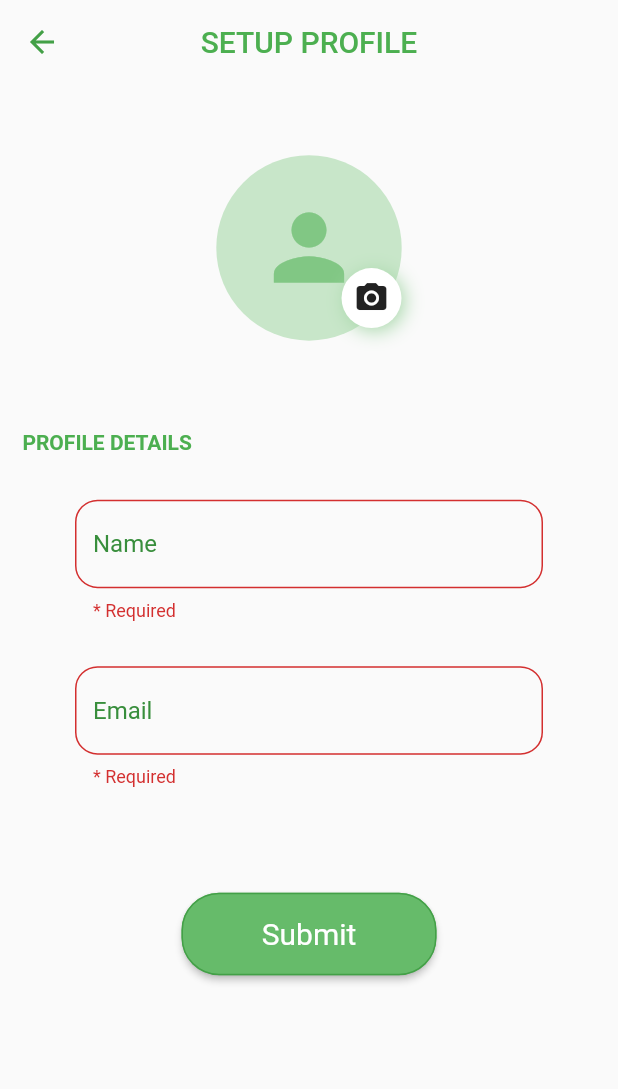
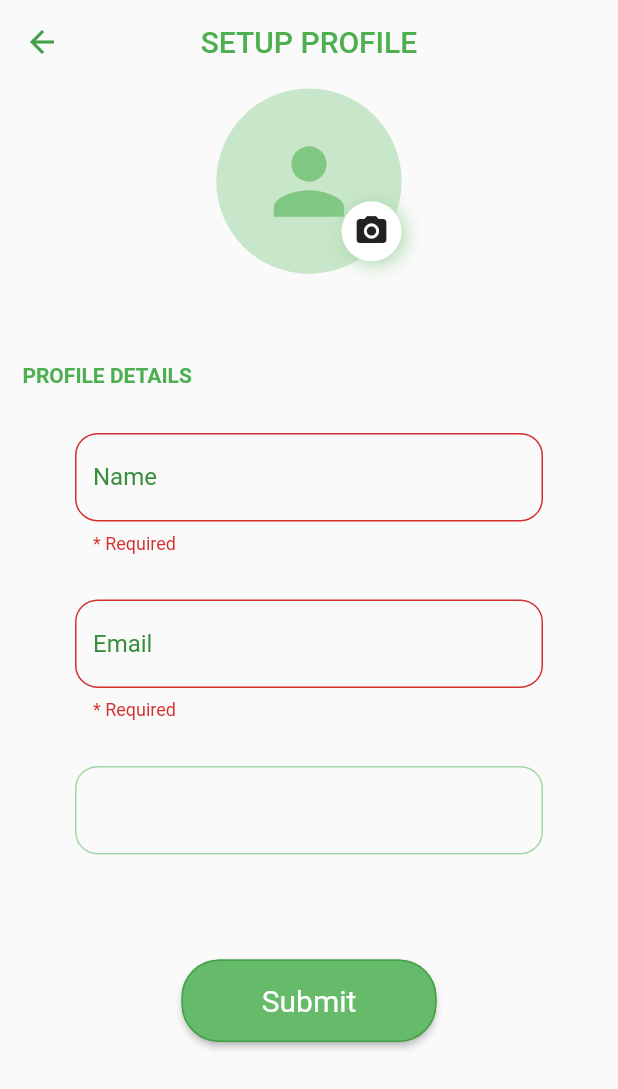
Before and after one commit to Ldev007/cookbook-for-acropolis, a Flutter app: the EditProfilePage screen opened directly, after a tap on "Submit", on a phone screen of 412 x 824 dp. Shown: the top 1089 px of the screen. Run offline on Flutter 3.47's test engine with Material 2 defaults, Android fonts, the light colour scheme and no system bars; our stand-ins replace auto_size_text, cloud_firestore, firebase_auth, firebase_core, google_sign_in, image_picker and 3 more; accounts and stored records are empty; network calls fail; statements that could not run were skipped.

Commit message:
fixed some issues with profile setup after auth

```diff
--- a/lib/constants.dart
+++ b/lib/constants.dart
@@ -2,4 +2,6 @@ class Constants {
   static const String setupTitleForProfilePage = 'SETUP PROFILE';
   static const String editTitleForProfilePage = 'EDIT PROFILE';
   static const String textFieldErrorText = '* Required';
+  static const String emailErrorText = '* Invalid email';
+  static const String mobNoErrorText = 'Either email or phone number is needed to regiter';
 }
--- a/lib/main.dart
+++ b/lib/main.dart
@@ -29,6 +29,10 @@ class MyApp extends StatelessWidget {
           ),
           focusedErrorBorder: OutlineInputBorder(
             borderSide: BorderSide(color: Colors.red[700]),
+            borderRadius: BorderRadius.circular(15),
+          ),
+          disabledBorder: OutlineInputBorder(
+            borderSide: BorderSide(color: Colors.green[200]),
             borderRadius: BorderRadius.circular(15),
           ),
           hintStyle: TextStyle(
--- a/lib/pages/edit_profile.dart
+++ b/lib/pages/edit_profile.dart
@@ -12,10 +12,11 @@ import 'package:nb_utils/nb_utils.dart';
 import '../constants.dart';
 
 class EditProfilePage extends StatefulWidget {
-  const EditProfilePage(this.title, {Key key, this.newUser}) : super(key: key);
+  const EditProfilePage(this.title, {Key key, this.newUser, this.mobNo}) : super(key: key);
 
   final String title;
   final bool newUser;
+  final String mobNo;
 
   @override
   _EditProfilePageState createState() => _EditProfilePageState();
@@ -25,7 +26,7 @@ class _EditProfilePageState extends State<EditProfilePage> {
   SharedPreferences _prefs;
 
   TextEditingController _nameCont = TextEditingController();
-
+  TextEditingController _mobNoCont = TextEditingController();
   TextEditingController _emailCont = TextEditingController();
 
   String name;
@@ -33,10 +34,12 @@ class _EditProfilePageState extends State<EditProfilePage> {
   String pfpUrl;
 
   String nameError;
+  String mobNoError;
   String emailError;
 
   @override
   void initState() {
+    _mobNoCont.text = widget.mobNo;
     setData();
 
     super.initState();
@@ -186,10 +189,10 @@ class _EditProfilePageState extends State<EditProfilePage> {
                       controller: _emailCont,
                       onChanged: (val) {
                         setState(() {
-                          if (val.length > 0) {
+                          if ((val.length > 0 && val.validateEmail()) || !_mobNoCont.text.isEmptyOrNull) {
                             emailError = null;
                           } else {
-                            emailError = Constants.textFieldErrorText;
+                            emailError = Constants.emailErrorText;
                           }
                         });
                       },
@@ -201,12 +204,23 @@ class _EditProfilePageState extends State<EditProfilePage> {
                         color: Colors.green[700],
                       ),
                     ),
+                    30.height,
+                    TextFormField(
+                      controller: _mobNoCont,
+                      decoration: InputDecoration(enabled: false),
+                      cursorColor: Colors.green[800],
+                      style: TextStyle(
+                        fontSize: Theme.of(context).textTheme.subtitle1.fontSize,
+                        color: Colors.green[700],
+                      ),
+                    ),
                     70.height,
                     ElevatedButton(
                       style: Utils.getButtonStyle(context, width: null, height: null),
                       onPressed: () async {
                         SharedPreferences _prefs = await SharedPreferences.getInstance();
 
+                        try {
                           if (_nameCont.text.isEmptyOrNull && _emailCont.text.isEmptyOrNull) {
                             setState(() {
                               nameError = Constants.textFieldErrorText;
@@ -216,12 +230,14 @@ class _EditProfilePageState extends State<EditProfilePage> {
                             setState(() {
                               nameError = Constants.textFieldErrorText;
                             });
-                        } else if (_emailCont.text.isEmptyOrNull) {
+                          } else if (_emailCont.text.isEmptyOrNull && _mobNoCont.text.isEmptyOrNull) {
                             setState(() {
-                            emailError = Constants.textFieldErrorText;
+                              emailError = Constants.emailErrorText;
                             });
                           } else {
-                          if (!widget.newUser ?? false) {
+                            emailError = null;
+                            nameError = null;
+                            if (!(widget.newUser ?? false)) {
                               print('setting values for user ' + _prefs.getString('uid'));
                               fs.collection('users').doc(_prefs.getString('uid')).set({
                                 'name': _nameCont.text,
@@ -232,10 +248,10 @@ class _EditProfilePageState extends State<EditProfilePage> {
                               int lenOfDocs;
                               QuerySnapshot snap = await fs.collection('users').get();
                               lenOfDocs = snap.docs.length;
-                            checkDuplicacy(_emailCont.text);
                               fs.collection('users').doc('user' + (lenOfDocs + 1).toString()).set({
                                 'name': _nameCont.text,
                                 'email': _emailCont.text,
+                                'mobNo': _mobNoCont.text,
                                 'pfp_url': '',
                               }).then((value) {
                                 HomeScreen().launch(context, isNewTask: true);
@@ -245,6 +261,9 @@ class _EditProfilePageState extends State<EditProfilePage> {
                                 );
                               });
                             }
+                          }
+                        } catch (e) {
+                          print(e.toString());
                         }
                       },
                       child: Text('Submit'),
--- a/pubspec.yaml
+++ b/pubspec.yaml
@@ -15,6 +15,7 @@ dependencies:
   change_app_package_name: ^1.0.0
   cloud_firestore: ^2.1.0
   cupertino_icons: ^1.0.2
+  email_validator: ^2.0.1
   firebase_auth: ^1.1.4
   firebase_core: ^1.1.1
   google_sign_in: ^5.0.3
```
Also changed, not shown: lib/screens/auth/firebase_methods.dart (+56 -16 lines), lib/screens/auth/login.dart (+16 -6 lines), pubspec.lock. Lines whose indentation alone changed are shown as unchanged.
